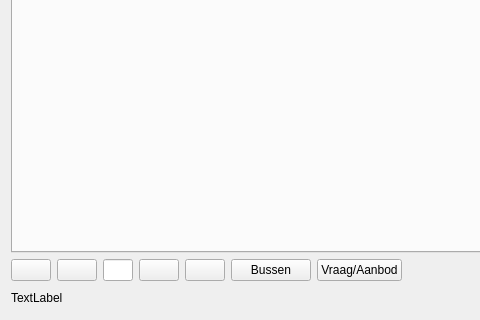
The window that buurtijd_deelnemers.ui (vvim/BT_deelnemers) describes before a commit, drawn with Qt 5; both pictures show x 0 to 480 and y 531 to 851 of the 750 by 851 pixel window.
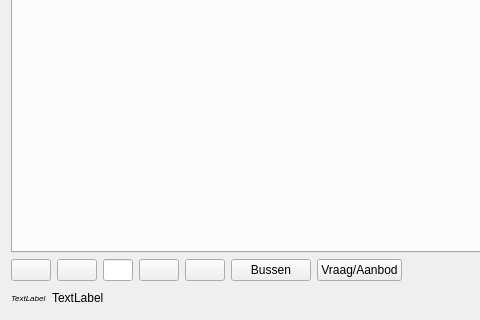
The same window after the commit. Icons and pictures are not drawn. Custom widgets are drawn as their Qt base class.

Commit message: using Settings->MingUsername

What changed in the file:
```diff
--- a/buurtijd_deelnemers.ui
+++ b/buurtijd_deelnemers.ui
@@ -812,6 +812,19 @@
    </item>
    <item>
     <layout class="QHBoxLayout" name="horizontalLayout_bottom_savingbuttons">
+     <item>
+      <widget class="QLabel" name="label_user">
+       <property name="font">
+        <font>
+         <pointsize>6</pointsize>
+         <italic>true</italic>
+        </font>
+       </property>
+       <property name="text">
+        <string>TextLabel</string>
+       </property>
+      </widget>
+     </item>
      <item>
       <widget class="QLabel" name="label_feedback">
        <property name="text">
```
The commit also changes 1 other file.
